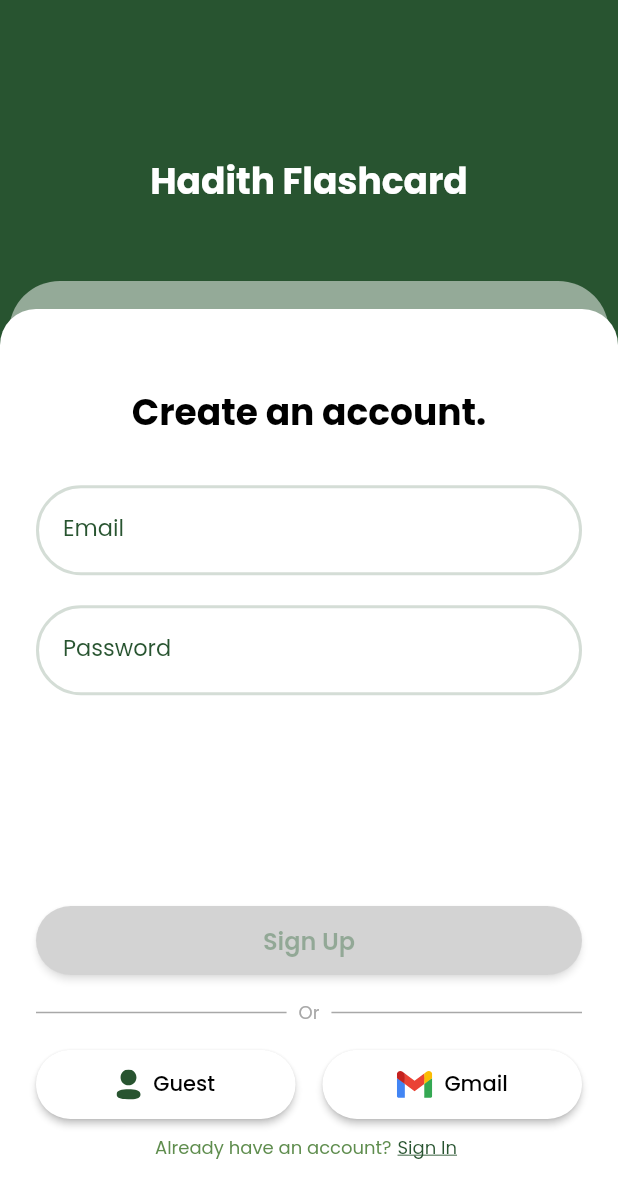
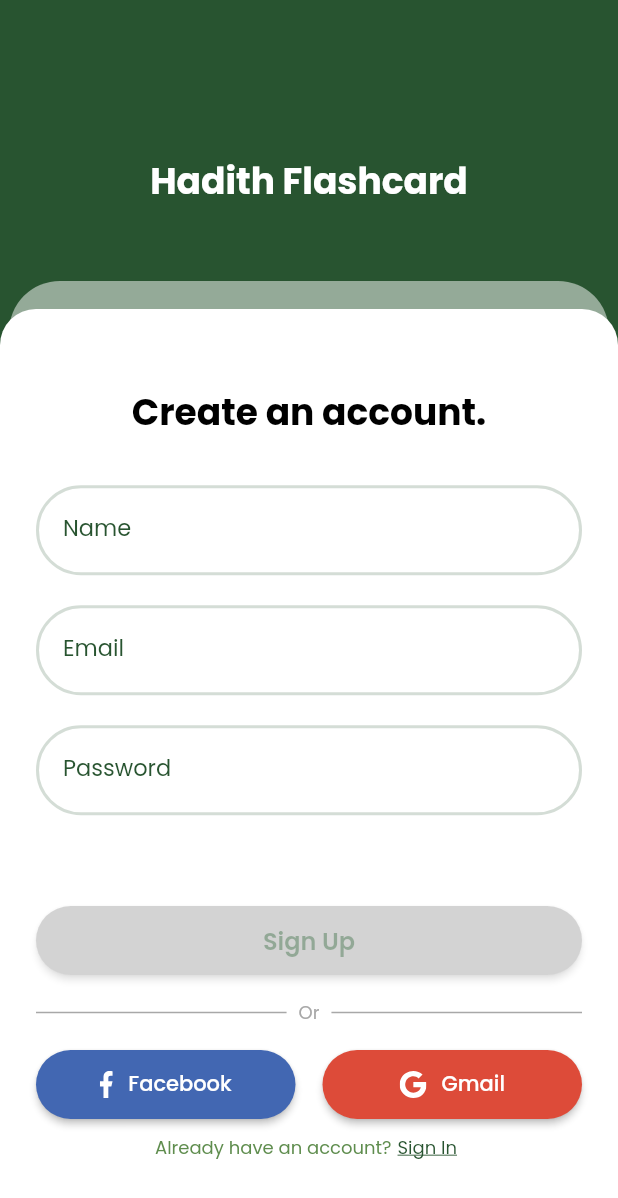
Before and after one commit to MahmudiZukri/hadith-flashcard, a Flutter app: the SignUpPageScaffold screen opened directly, on a phone screen of 412 x 824 dp. Shown: the top 1198 px of the screen. Run offline on Flutter 3.47's test engine with Material 2 defaults, Android fonts, the phone set to English and light mode, and no system bars; our stand-ins replace bloc, cloud_firestore, equatable, firebase_auth, firebase_core, flutter_bloc and 6 more; accounts and stored records are empty; network calls fail.

Commit message:
add new google and facebook icon. Improve sign up and sign in pages

```diff
--- a/lib/domain/core/shared/theme.dart
+++ b/lib/domain/core/shared/theme.dart
@@ -12,6 +12,8 @@ const Color accentColor = Color(0xFFA4BE7B);
 const Color backgroundColor = Colors.white;
 const Color whiteColor = Colors.white;
 const Color blackColor = Colors.black;
+const Color facebookColor = Color(0xFF4267B2);
+const Color googleColor = Color(0xFFDD4B39);
 
 const primaryGradient = LinearGradient(
   colors: <Color>[tealColor, tealBrightColor],
--- a/lib/presentation/core/widgets/custom_elevated_button.dart
+++ b/lib/presentation/core/widgets/custom_elevated_button.dart
@@ -40,7 +40,7 @@ class CustomElevatedButton extends StatelessWidget {
           mainAxisAlignment: MainAxisAlignment.center,
           children: [
             icon ?? const SizedBox(),
-            SizedBox(width: icon != null ? 8.0 : 0),
+            SizedBox(width: icon != null ? 10.0 : 0),
             Text(
               text,
               style: textStyle.copyWith(
--- a/lib/presentation/pages/auth/sign_up_page.dart
+++ b/lib/presentation/pages/auth/sign_up_page.dart
@@ -138,6 +138,18 @@ class SignUpPageScaffold extends StatelessWidget {
                           ),
                           const SizedBox(height: 30.0),
                           CustomTextFormField(
+                            labelText: 'Name',
+                            hintText: 'Enter your name',
+                            onChanged: (val) => context.read<AuthBloc>().add(
+                                  AuthEvent.nameChanged(
+                                    nameStr: val,
+                                  ),
+                                ),
+                            validator: (val) =>
+                                EmailAddress(val!).getFoldValidator(),
+                          ),
+                          const SizedBox(height: 20.0),
+                          CustomTextFormField(
                             labelText: 'Email',
                             hintText: 'Enter your email',
                             onChanged: (val) => context.read<AuthBloc>().add(
@@ -216,14 +228,14 @@ class SignUpPageScaffold extends StatelessWidget {
                             children: [
                               Expanded(
                                 child: CustomElevatedButton(
-                                  text: 'Guest',
-                                  backgroundColor: backgroundColor,
+                                  text: 'Facebook',
+                                  backgroundColor: facebookColor,
                                   icon: SvgPicture.asset(
-                                    'assets/icon/profile.svg',
-                                    color: primaryColor,
-                                    height: 20,
+                                    'assets/icon/facebook.svg',
+                                    color: whiteColor,
+                                    height: 18,
                                   ),
-                                  textStyle: blackTextFont.copyWith(
+                                  textStyle: whiteTextFont.copyWith(
                                     fontWeight: FontWeight.w500,
                                   ),
                                   onPressed: () {},
@@ -233,12 +245,13 @@ class SignUpPageScaffold extends StatelessWidget {
                               Expanded(
                                 child: CustomElevatedButton(
                                   text: 'Gmail',
-                                  backgroundColor: backgroundColor,
+                                  backgroundColor: googleColor,
                                   icon: SvgPicture.asset(
-                                    'assets/icon/gmail.svg',
+                                    'assets/icon/google.svg',
+                                    color: whiteColor,
                                     height: 18,
                                   ),
-                                  textStyle: blackTextFont.copyWith(
+                                  textStyle: whiteTextFont.copyWith(
                                     fontWeight: FontWeight.w500,
                                   ),
                                   onPressed: () {},
--- a/lib/presentation/pages/pages.dart
+++ b/lib/presentation/pages/pages.dart
@@ -1,4 +1,3 @@
-import 'package:firebase_auth/firebase_auth.dart' as auth;
 import 'package:flutter/material.dart';
 import 'package:flutter_bloc/flutter_bloc.dart';
 import 'package:flutter_svg/svg.dart';
```
Also changed, not shown: lib/presentation/pages/auth/sign_in_page.dart (+10 -9 lines), assets/icon/facebook.svg (added), assets/icon/gmail.svg (deleted), assets/icon/google.svg (added), assets/icon/profile.svg (deleted), pubspec.lock, 3 other files.
